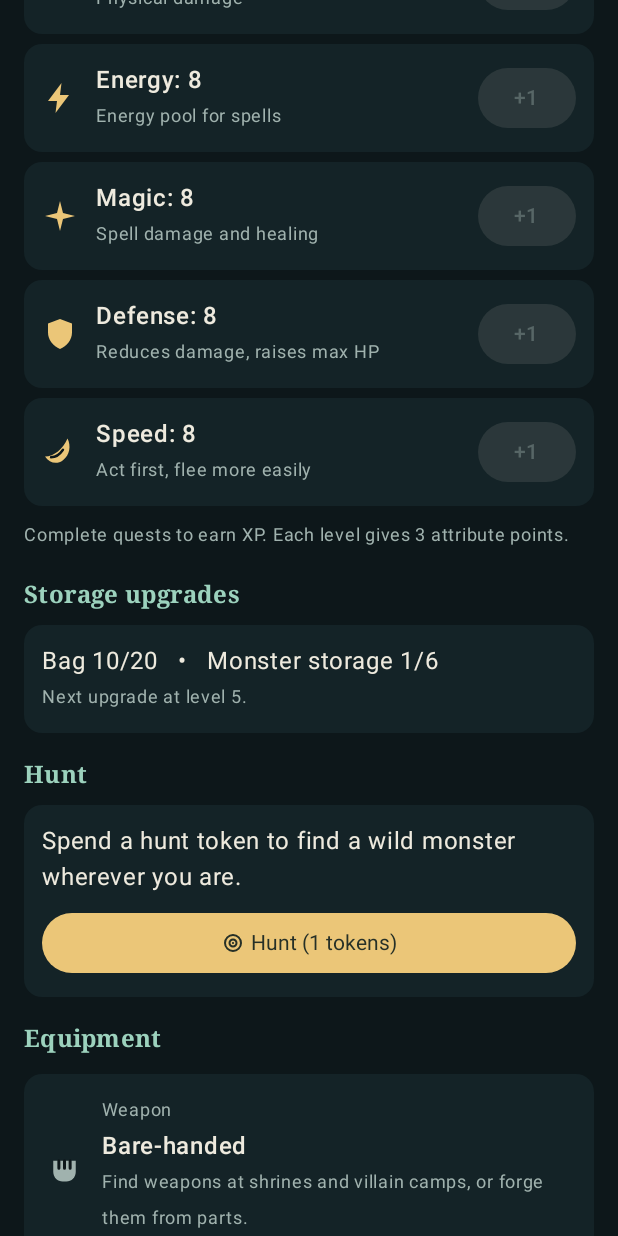
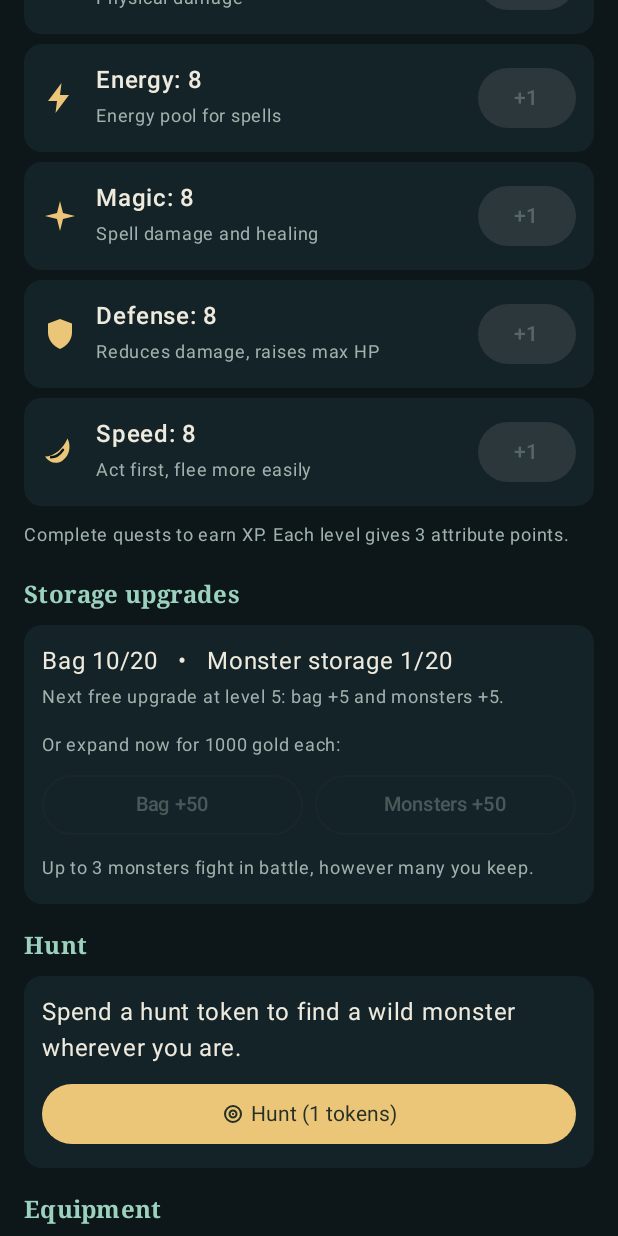
Before and after one commit to Sync9797/Monster-Quest, an Android app built with Jetpack Compose: the composable HeroScreen shown on its own in the app's theme, scrolled down 576 dp, on a phone screen of 412 x 824 dp. Run offline under Robolectric (Android 15) with nearby library versions, the phone set to English and light mode, and no system bars; pictures from the network do not load; 1 statement that could not run was skipped.

Commit message:
Monster storage starts at 20; upgrades grow bag and storage; buy +50 for 1000 gold
Co-Authored-By: Claude Opus 5.5 <noreply@anthropic.com>
Claude-Session: https://claude.ai/code/session_01TiVfapeTuRcDfgWU2Ep3ws

```diff
--- a/app/src/main/java/com/monsterquest/app/GameViewModel.kt
+++ b/app/src/main/java/com/monsterquest/app/GameViewModel.kt
@@ -110,7 +110,8 @@ class GameViewModel(app: Application) : AndroidViewModel(app) {
     fun chooseStarter(speciesId: String) = apply(GameEngine.chooseStarter(state, speciesId))
     fun allocate(attr: HeroAttribute) = apply(GameEngine.allocatePoint(state, attr))
     fun chooseClass(cls: HeroClass) = apply(GameEngine.chooseClass(state, cls))
-    fun upgrade(bag: Boolean) = apply(GameEngine.applyUpgrade(state, bag))
+    fun upgrade() = apply(GameEngine.applyUpgrade(state))
+    fun buyStorage(bag: Boolean) = apply(GameEngine.buyStorage(state, bag))
     fun renameHero(name: String) {
         val n = name.trim().take(16)
         if (n.isNotEmpty()) set(state.copy(hero = state.hero.copy(name = n)))
--- a/app/src/main/java/com/monsterquest/app/ui/HeroScreen.kt
+++ b/app/src/main/java/com/monsterquest/app/ui/HeroScreen.kt
@@ -47,6 +47,9 @@ import com.monsterquest.core.HeroAttribute
 import com.monsterquest.core.HeroClass
 import com.monsterquest.core.Spells
 import com.monsterquest.core.STORAGE_UPGRADE_AMOUNT
+import com.monsterquest.core.MAX_PARTY_SIZE
+import com.monsterquest.core.PAID_UPGRADE_AMOUNT
+import com.monsterquest.core.PAID_UPGRADE_COST
 import com.monsterquest.core.UPGRADE_LEVEL_INTERVAL
 
 @Composable
@@ -124,18 +127,31 @@ fun HeroScreen(vm: GameViewModel) {
             Text("Bag ${s.bagCount}/${s.bagCapacity}   •   Monster storage ${s.monsters.size}/${s.monsterCapacity}")
             if (s.pendingUpgrades > 0) {
                 Text("You have ${s.pendingUpgrades} upgrade(s) to claim!", color = Gold, modifier = Modifier.padding(vertical = 6.dp))
-                Row(horizontalArrangement = Arrangement.spacedBy(8.dp)) {
-                    SmallButton("Bag +$BAG_UPGRADE_AMOUNT", { vm.upgrade(bag = true) }, Modifier.weight(1f))
-                    SmallButton("Storage +$STORAGE_UPGRADE_AMOUNT", { vm.upgrade(bag = false) }, Modifier.weight(1f))
-                }
+                SmallButton("Claim: bag +$BAG_UPGRADE_AMOUNT and monsters +$STORAGE_UPGRADE_AMOUNT", vm::upgrade, Modifier.fillMaxWidth())
             } else {
                 val next = (h.level / UPGRADE_LEVEL_INTERVAL + 1) * UPGRADE_LEVEL_INTERVAL
                 Text(
-                    "Next upgrade at level $next.",
+                    "Next free upgrade at level $next: bag +$BAG_UPGRADE_AMOUNT and monsters +$STORAGE_UPGRADE_AMOUNT.",
                     fontSize = 12.sp,
                     color = MaterialTheme.colorScheme.onSurfaceVariant,
                 )
             }
+            Text(
+                "Or expand now for $PAID_UPGRADE_COST gold each:",
+                fontSize = 12.sp,
+                color = MaterialTheme.colorScheme.onSurfaceVariant,
+                modifier = Modifier.padding(top = 8.dp, bottom = 4.dp),
+            )
+            Row(horizontalArrangement = Arrangement.spacedBy(8.dp)) {
+                SmallButton("Bag +$PAID_UPGRADE_AMOUNT", { vm.buyStorage(bag = true) }, Modifier.weight(1f), enabled = s.gold >= PAID_UPGRADE_COST, outlined = true)
+                SmallButton("Monsters +$PAID_UPGRADE_AMOUNT", { vm.buyStorage(bag = false) }, Modifier.weight(1f), enabled = s.gold >= PAID_UPGRADE_COST, outlined = true)
+            }
+            Text(
+                "Up to $MAX_PARTY_SIZE monsters fight in battle, however many you keep.",
+                fontSize = 12.sp,
+                color = MaterialTheme.colorScheme.onSurfaceVariant,
+                modifier = Modifier.padding(top = 6.dp),
+            )
         }
 
         SectionTitle("Hunt")
--- a/core/src/main/kotlin/com/monsterquest/core/GameState.kt
+++ b/core/src/main/kotlin/com/monsterquest/core/GameState.kt
@@ -22,7 +22,10 @@ const val STARTING_ATTRIBUTE = 8
 /** Every this-many hero levels the player earns a storage upgrade. */
 const val UPGRADE_LEVEL_INTERVAL = 5
 const val BAG_UPGRADE_AMOUNT = 5
-const val STORAGE_UPGRADE_AMOUNT = 3
+const val STORAGE_UPGRADE_AMOUNT = 5
+/** Gold to buy a big storage expansion, and how many slots it adds. */
+const val PAID_UPGRADE_COST = 1000
+const val PAID_UPGRADE_AMOUNT = 50
 
 /**
  * Hero classes, chosen at [CLASS_UNLOCK_LEVEL]. The effect starts small and
@@ -159,7 +162,7 @@ val FOCUS_DURATIONS = listOf(15, 30, 45, 60, 90, 120)
 // ---------------------------------------------------------------------------
 
 const val STARTING_BAG_CAPACITY = 20
-const val STARTING_MONSTER_CAPACITY = 6
+const val STARTING_MONSTER_CAPACITY = 20
 const val MAX_PARTY_SIZE = 3
 const val MAX_ITEMS_PER_BATTLE = 3
 const val MAX_HUNT_TOKENS = 10
@@ -167,7 +170,7 @@ const val GOLD_LOSS_PERCENT = 10
 
 @Serializable
 data class GameState(
-    val version: Int = 4,
+    val version: Int = 5,
     val hero: Hero = Hero(),
     val gold: Int = 50,
     val tasks: List<QuestTask> = emptyList(),
@@ -296,6 +299,10 @@ data class GameState(
                 stepHistory = s.stepsDay?.let { s.stepHistory + (it to s.stepsToday) } ?: s.stepHistory,
             )
         }
+        if (s.version < 5) {
+            // Monster storage now starts at 20 instead of 6.
+            s = s.copy(version = 5, monsterCapacity = s.monsterCapacity + STARTING_MONSTER_CAPACITY - 6)
+        }
         return s.withJournal()
     }
 }
```
Also changed, not shown: core/src/main/kotlin/com/monsterquest/core/GameEngine.kt (+16 -7 lines), 2 other files.
